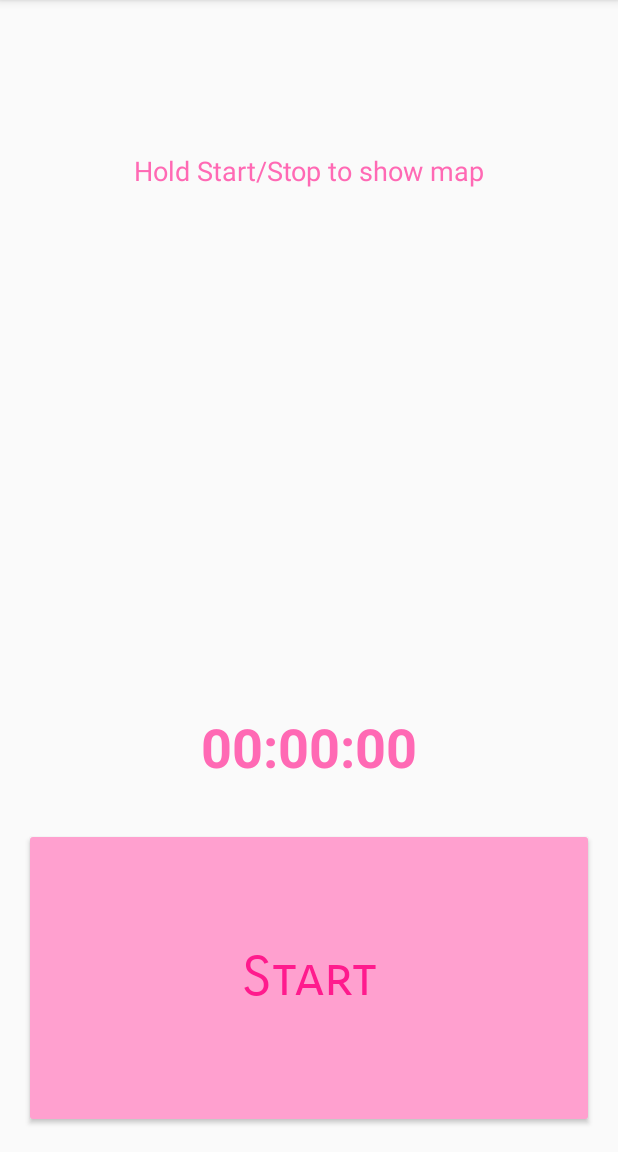
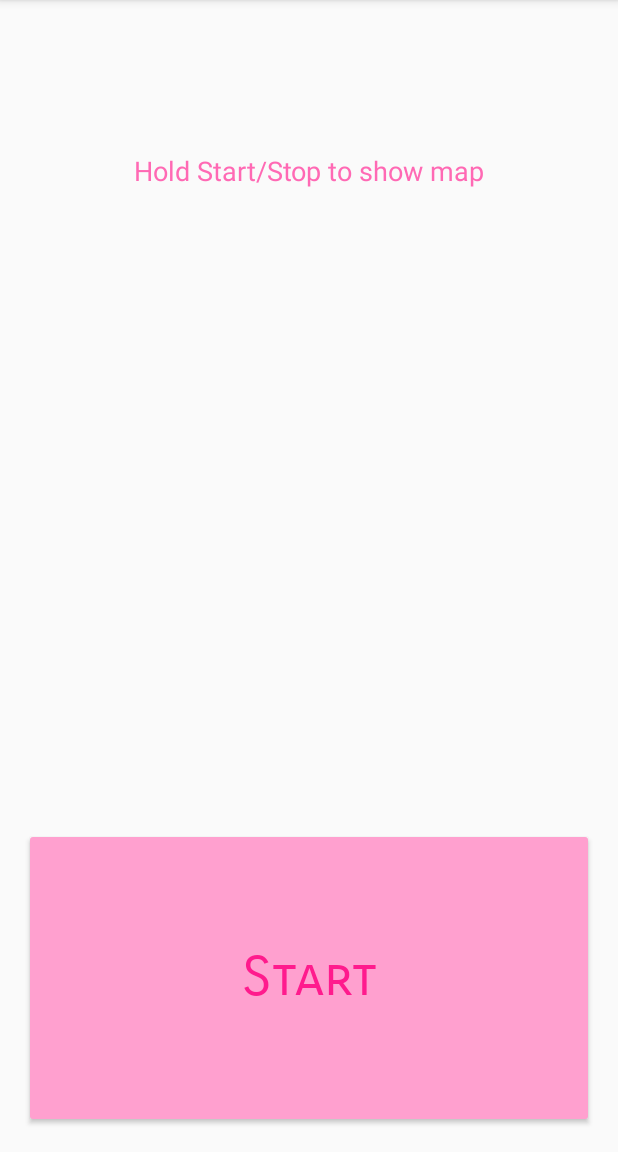
Before and after one commit to Minolyx/LaufDickeSau, an Android app: the screen it shows after launch (MainActivity), on a phone screen of 412 x 824 dp, the part 84-1236 px from its top. Run offline under Robolectric (Android 15) with nearby library versions, the phone set to English and light mode, and no system bars.

Commit message:
@Minolyx: + textViewTimer solange unsichtbar gemacht, bis der Countdown durch ist.
...über das Design müssen wir uns aber ernsthaft mal unterhalten!! xD

```diff
--- a/app/src/main/java/seminar/wahlpflicht/android/hsnr/de/laufdickesau/MainActivity.java
+++ b/app/src/main/java/seminar/wahlpflicht/android/hsnr/de/laufdickesau/MainActivity.java
@@ -47,6 +47,7 @@ public class MainActivity extends AppCompatActivity {
         gpsButton = (Button) findViewById(R.id.startButton);
         textView = (TextView) findViewById(R.id.textView);
         textViewTimer = (TextView) findViewById(R.id.timerTextView);
+        textViewTimer.setVisibility(View.INVISIBLE);
         textView.setText("\n\n\n\nHold Start/Stop to show map\n");
         textView.setTextAlignment(View.TEXT_ALIGNMENT_CENTER);
 
@@ -91,6 +92,7 @@ public class MainActivity extends AppCompatActivity {
                                                         + String.format("%.2fm", polyline.getDistanceTotal()));
 
                                                 that.thr.getThreadByName("timeElapsed").start();
+                                                textViewTimer.setVisibility(View.VISIBLE);
                                                 that.started = true;
                                             }
                                         }
```
